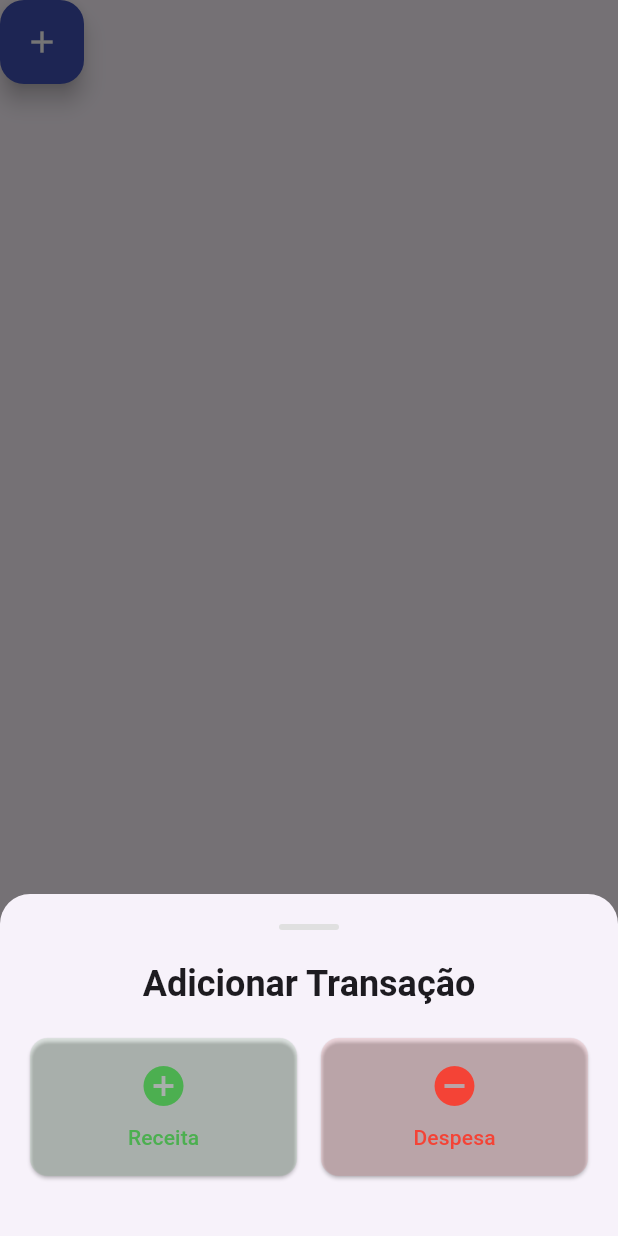
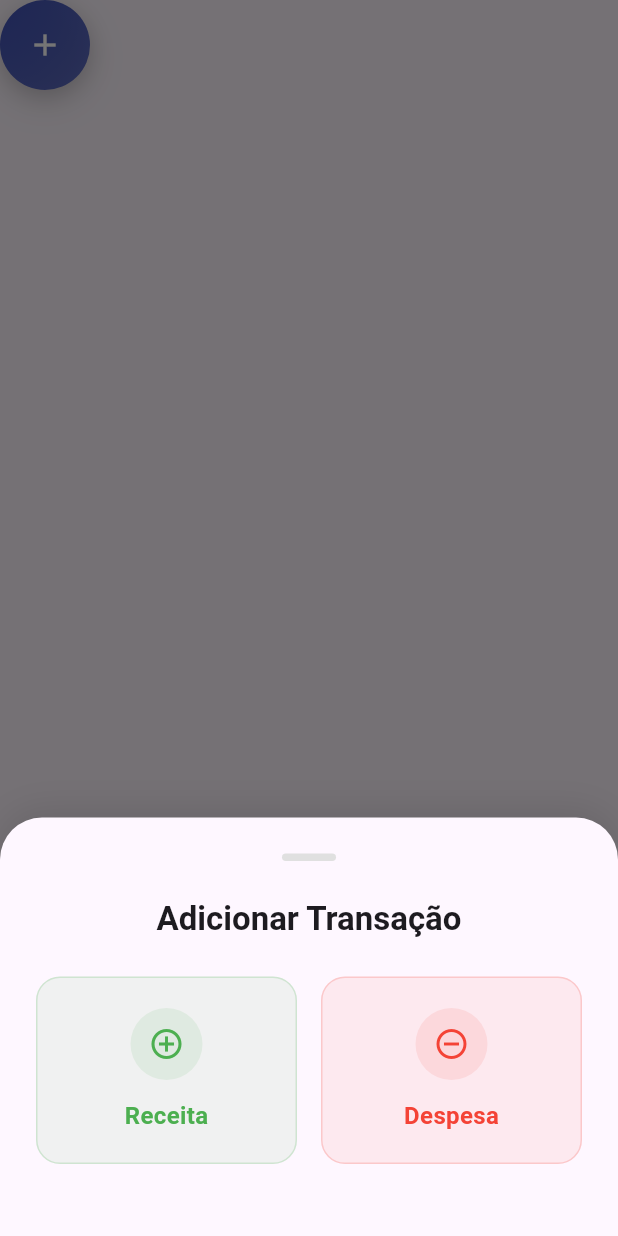
Before and after one commit to mycrosan/cashflow, a Flutter app: the DraggableFAB widget shown alone on an empty page, opened directly, after a tap on the "add" icon, on a phone screen of 412 x 824 dp. Run offline on Flutter 3.47's test engine with Material 3 defaults, Android fonts, the phone set to English and light mode, and no system bars; our stand-ins replace cloud_firestore, firebase_auth, firebase_core, fl_chart, flutter_local_notifications, pdf and 5 more; accounts and stored records are empty.

Commit message:
:construction:

```diff
--- a/lib/pages/home/home_page.dart
+++ b/lib/pages/home/home_page.dart
@@ -670,7 +670,11 @@ class _HomePageState extends State<HomePage> {
                     () async {
                       final result = await Navigator.push(
                         context,
-                        MaterialPageRoute(builder: (context) => AddTransactionPage()),
+                        MaterialPageRoute(
+                          builder: (context) => AddTransactionPage(
+                            initialTransactionType: TransactionType.income,
+                          ),
+                        ),
                       );
 
                       // Se retornou com sucesso, atualizar dados
@@ -689,7 +693,11 @@ class _HomePageState extends State<HomePage> {
                     () async {
                       final result = await Navigator.push(
                         context,
-                        MaterialPageRoute(builder: (context) => AddTransactionPage()),
+                        MaterialPageRoute(
+                          builder: (context) => AddTransactionPage(
+                            initialTransactionType: TransactionType.expense,
+                          ),
+                        ),
                       );
 
                       // Se retornou com sucesso, atualizar dados
--- a/lib/pages/transactions/add_transaction_page.dart
+++ b/lib/pages/transactions/add_transaction_page.dart
@@ -534,19 +534,19 @@ class _AddTransactionPageState extends State<AddTransactionPage> {
           children: [
             Expanded(
               child: _buildTypeButton(
-                TransactionType.expense,
-                'Despesa',
-                Icons.remove_circle_outline,
-                Colors.red,
+                TransactionType.income,
+                'Receita',
+                Icons.add_circle_outline,
+                Colors.green,
               ),
             ),
             const SizedBox(width: 8),
             Expanded(
               child: _buildTypeButton(
-                TransactionType.income,
-                'Receita',
-                Icons.add_circle_outline,
-                Colors.green,
+                TransactionType.expense,
+                'Despesa',
+                Icons.remove_circle_outline,
+                Colors.red,
               ),
             ),
           ],
--- a/lib/widgets/draggable_fab.dart
+++ b/lib/widgets/draggable_fab.dart
@@ -1,5 +1,6 @@
 import 'package:flutter/material.dart';
 import 'package:provider/provider.dart';
+import 'dart:math' as math;
 import '../pages/transactions/add_transaction_page.dart';
 import '../providers/floating_button_provider.dart';
 
@@ -23,13 +24,54 @@ class DraggableFAB extends StatefulWidget {
   _DraggableFABState createState() => _DraggableFABState();
 }
 
-class _DraggableFABState extends State<DraggableFAB> {
+class _DraggableFABState extends State<DraggableFAB> with TickerProviderStateMixin {
   late Size _screenSize;
+  late AnimationController _scaleController;
+  late AnimationController _rippleController;
+  late Animation<double> _scaleAnimation;
+  late Animation<double> _rippleAnimation;
+  bool _isPressed = false;
+
+  @override
+  void initState() {
+    super.initState();
+    _scaleController = AnimationController(
+      duration: const Duration(milliseconds: 150),
+      vsync: this,
+    );
+    _rippleController = AnimationController(
+      duration: const Duration(milliseconds: 600),
+      vsync: this,
+    );
+
+    _scaleAnimation = Tween<double>(
+      begin: 1.0,
+      end: 0.95,
+    ).animate(CurvedAnimation(
+      parent: _scaleController,
+      curve: Curves.easeInOut,
+    ));
+
+    _rippleAnimation = Tween<double>(
+      begin: 0.0,
+      end: 1.0,
+    ).animate(CurvedAnimation(
+      parent: _rippleController,
+      curve: Curves.easeOut,
+    ));
+  }
 
   @override
   void didChangeDependencies() {
     super.didChangeDependencies();
     _screenSize = MediaQuery.of(context).size;
+  }
+
+  @override
+  void dispose() {
+    _scaleController.dispose();
+    _rippleController.dispose();
+    super.dispose();
   }
 
   void _updatePosition(Offset newPosition) {
@@ -38,44 +80,77 @@ class _DraggableFABState extends State<DraggableFAB> {
     provider.setPosition(relativePosition);
   }
 
-  Offset _getAbsolutePosition() {
-    final provider = Provider.of<FloatingButtonProvider>(context, listen: false);
-    return provider.getAbsolutePosition(_screenSize);
+  void _handleTapDown(TapDownDetails details) {
+    setState(() {
+      _isPressed = true;
+    });
+    _scaleController.forward();
+    _rippleController.forward().then((_) {
+      _rippleController.reset();
+    });
+  }
+
+  void _handleTapUp(TapUpDetails details) {
+    setState(() {
+      _isPressed = false;
+    });
+    _scaleController.reverse();
+  }
+
+  void _handleTapCancel() {
+    setState(() {
+      _isPressed = false;
+    });
+    _scaleController.reverse();
   }
 
   void _showTransactionOptions() {
     showModalBottomSheet(
       context: context,
-      shape: const RoundedRectangleBorder(
-        borderRadius: BorderRadius.vertical(top: Radius.circular(20)),
+      backgroundColor: Colors.transparent,
+      isScrollControlled: true,
+      builder: (context) => Container(
+        decoration: BoxDecoration(
+          color: Theme.of(context).scaffoldBackgroundColor,
+          borderRadius: const BorderRadius.vertical(top: Radius.circular(28)),
+          boxShadow: [
+            BoxShadow(
+              color: Colors.black.withOpacity(0.1),
+              blurRadius: 20,
+              offset: const Offset(0, -5),
             ),
-      builder: (context) => Container(
-        padding: const EdgeInsets.all(20),
+          ],
+        ),
+        child: SafeArea(
+          child: Padding(
+            padding: const EdgeInsets.all(24),
             child: Column(
               mainAxisSize: MainAxisSize.min,
               children: [
+                // Handle
                 Container(
-              width: 40,
-              height: 4,
+                  width: 36,
+                  height: 5,
                   decoration: BoxDecoration(
                     color: Colors.grey[300],
-                borderRadius: BorderRadius.circular(2),
+                    borderRadius: BorderRadius.circular(2.5),
                   ),
                 ),
-            const SizedBox(height: 20),
+                const SizedBox(height: 24),
                 Text(
                   'Adicionar Transação',
                   style: Theme.of(context).textTheme.headlineSmall?.copyWith(
-                fontWeight: FontWeight.bold,
+                    fontWeight: FontWeight.w600,
+                    fontSize: 22,
                   ),
                 ),
-            const SizedBox(height: 20),
+                const SizedBox(height: 24),
                 Row(
                   children: [
                     Expanded(
-                  child: _buildOptionButton(
+                      child: _buildAppleStyleOptionButton(
                         'Receita',
-                    Icons.add_circle,
+                        Icons.add_circle_outline,
                         Colors.green,
                         () {
                           Navigator.pop(context);
@@ -92,9 +167,9 @@ class _DraggableFABState extends State<DraggableFAB> {
                     ),
                     const SizedBox(width: 16),
                     Expanded(
-                  child: _buildOptionButton(
+                      child: _buildAppleStyleOptionButton(
                         'Despesa',
-                    Icons.remove_circle,
+                        Icons.remove_circle_outline,
                         Colors.red,
                         () {
                           Navigator.pop(context);
@@ -111,33 +186,57 @@ class _DraggableFABState extends State<DraggableFAB> {
                     ),
                   ],
                 ),
-            const SizedBox(height: 20),
+                const SizedBox(height: 24),
               ],
+            ),
+          ),
         ),
       ),
     );
   }
 
-  Widget _buildOptionButton(String label, IconData icon, Color color, VoidCallback onPressed) {
-    return ElevatedButton(
-      onPressed: onPressed,
-      style: ElevatedButton.styleFrom(
-        backgroundColor: color.withOpacity(0.1),
-        foregroundColor: color,
-        padding: const EdgeInsets.symmetric(vertical: 16),
-        shape: RoundedRectangleBorder(
-          borderRadius: BorderRadius.circular(12),
+  Widget _buildAppleStyleOptionButton(String label, IconData icon, Color color, VoidCallback onPressed) {
+    return Material(
+      color: Colors.transparent,
+      child: InkWell(
+        onTap: onPressed,
+        borderRadius: BorderRadius.circular(16),
+        child: Container(
+          padding: const EdgeInsets.symmetric(vertical: 20, horizontal: 16),
+          decoration: BoxDecoration(
+            color: color.withOpacity(0.08),
+            borderRadius: BorderRadius.circular(16),
+            border: Border.all(
+              color: color.withOpacity(0.2),
+              width: 1,
             ),
           ),
           child: Column(
             children: [
-          Icon(icon, size: 32),
-          const SizedBox(height: 8),
+              Container(
+                padding: const EdgeInsets.all(12),
+                decoration: BoxDecoration(
+                  color: color.withOpacity(0.1),
+                  shape: BoxShape.circle,
+                ),
+                child: Icon(
+                  icon,
+                  size: 24,
+                  color: color,
+                ),
+              ),
+              const SizedBox(height: 12),
               Text(
                 label,
-            style: const TextStyle(fontSize: 14, fontWeight: FontWeight.w500),
+                style: TextStyle(
+                  fontSize: 16,
+                  fontWeight: FontWeight.w600,
+                  color: color,
+                ),
               ),
             ],
+          ),
+        ),
       ),
     );
   }
@@ -153,8 +252,8 @@ class _DraggableFABState extends State<DraggableFAB> {
         final absolutePosition = provider.getAbsolutePosition(_screenSize);
 
         return Positioned(
-          left: absolutePosition.dx - 28, // 28 é metade do tamanho do FAB
-          top: absolutePosition.dy - 28,
+          left: absolutePosition.dx - 30,
+          top: absolutePosition.dy - 30,
           child: GestureDetector(
             onPanStart: (details) {
               provider.setDragging(true);
@@ -165,16 +264,80 @@ class _DraggableFABState extends State<DraggableFAB> {
             onPanEnd: (details) {
               provider.setDragging(false);
             },
-            child: AnimatedContainer(
-              duration: const Duration(milliseconds: 200),
-              transform: Matrix4.identity()..scale(provider.isDragging ? 1.1 : 1.0),
-              child: FloatingActionButton(
-                onPressed: widget.onPressed ?? _showTransactionOptions,
-                backgroundColor: widget.backgroundColor,
-                foregroundColor: widget.foregroundColor,
-                tooltip: widget.tooltip,
-                child: Icon(widget.icon),
+            onTapDown: _handleTapDown,
+            onTapUp: _handleTapUp,
+            onTapCancel: _handleTapCancel,
+            child: AnimatedBuilder(
+              animation: Listenable.merge([_scaleAnimation, _rippleAnimation]),
+              builder: (context, child) {
+                return Transform.scale(
+                  scale: provider.isDragging ? 1.05 : _scaleAnimation.value,
+                  child: Container(
+                    width: 60,
+                    height: 60,
+                    decoration: BoxDecoration(
+                      shape: BoxShape.circle,
+                      boxShadow: [
+                        BoxShadow(
+                          color: Colors.black.withOpacity(0.15),
+                          blurRadius: provider.isDragging ? 20 : 12,
+                          offset: const Offset(0, 4),
                         ),
+                        BoxShadow(
+                          color: Colors.black.withOpacity(0.1),
+                          blurRadius: provider.isDragging ? 30 : 20,
+                          offset: const Offset(0, 8),
+                        ),
+                      ],
+                    ),
+                    child: Stack(
+                      alignment: Alignment.center,
+                      children: [
+                        // Ripple effect
+                        if (_rippleAnimation.value > 0)
+                          Container(
+                            width: 60 * (1 + _rippleAnimation.value * 0.5),
+                            height: 60 * (1 + _rippleAnimation.value * 0.5),
+                            decoration: BoxDecoration(
+                              shape: BoxShape.circle,
+                              color: widget.backgroundColor.withOpacity(0.3 * (1 - _rippleAnimation.value)),
+                            ),
+                          ),
+                        // Main button
+                        Container(
+                          width: 60,
+                          height: 60,
+                          decoration: BoxDecoration(
+                            shape: BoxShape.circle,
+                            gradient: LinearGradient(
+                              begin: Alignment.topLeft,
+                              end: Alignment.bottomRight,
+                              colors: [
+                                widget.backgroundColor,
+                                widget.backgroundColor.withOpacity(0.8),
+                              ],
+                            ),
+                          ),
+                          child: Material(
+                            color: Colors.transparent,
+                            child: InkWell(
+                              onTap: widget.onPressed ?? _showTransactionOptions,
+                              borderRadius: BorderRadius.circular(30),
+                              child: Center(
+                                child: Icon(
+                                  widget.icon,
+                                  color: widget.foregroundColor,
+                                  size: 24,
+                                ),
+                              ),
+                            ),
+                          ),
+                        ),
+                      ],
+                    ),
+                  ),
+                );
+              },
             ),
           ),
         );
```
Lines whose indentation alone changed are shown as unchanged.
